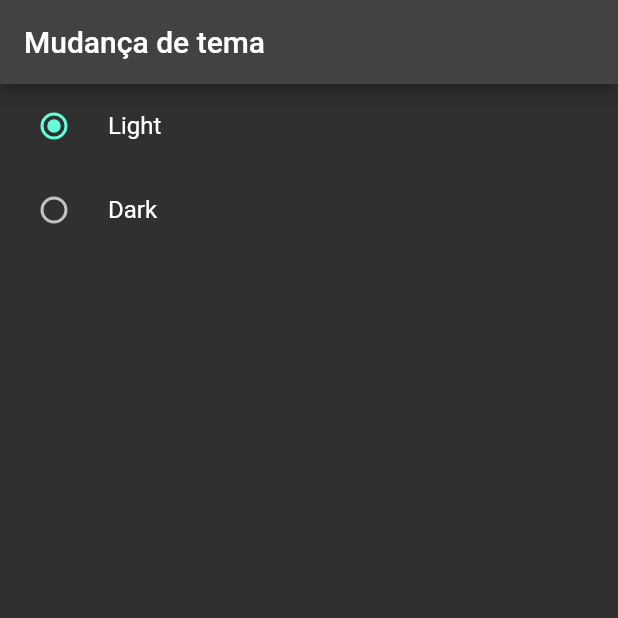
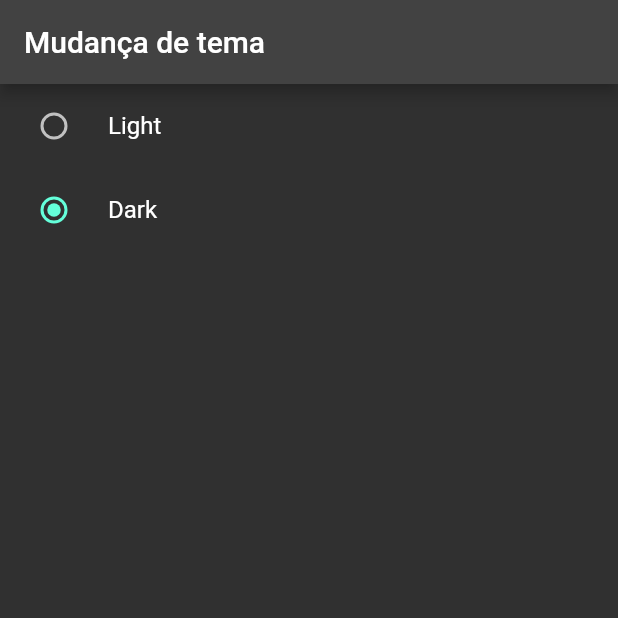
Before and after one commit to Zeracc/teste-tema, a Flutter app: the screen it shows after launch, after a tap on "Dark", on a phone screen of 412 x 824 dp, the top half of it. Run offline on Flutter 3.47's test engine with Material 2 defaults, Android fonts, the phone set to English and light mode, and no system bars; our stand-ins replace flutter_bloc.

Commit message:
tema alterado com sucesso

```diff
--- a/lib/my_home_page.dart
+++ b/lib/my_home_page.dart
@@ -1,7 +1,6 @@
 import 'package:alter_theme/cubit/theme_cubit.dart';
 import 'package:flutter/material.dart';
 import 'package:flutter_bloc/flutter_bloc.dart';
-
 
 class MyHomePage extends StatelessWidget {
   const MyHomePage({super.key});
@@ -22,20 +21,28 @@ class ThemeSelector extends StatelessWidget {
   Widget build(BuildContext context) {
     return Column(
       children: [
-        RadioListTile(
+        BlocBuilder<ThemeCubit, ThemeMode>(
+          builder: (context, state) {
+            return RadioListTile(
               title: Text('Light'),
               value: ThemeMode.light,
-          groupValue: BlocProvider.of<ThemeCubit>(context).state,
+              groupValue: state,
               onChanged: (value) {
-            BlocProvider.of<ThemeCubit>(context).toggleTheme();
+                context.read<ThemeCubit>().toggleTheme();
+              },
+            );
           },
         ),
-        RadioListTile(
+        BlocBuilder<ThemeCubit, ThemeMode>(
+          builder: (context, state) {
+            return RadioListTile(
               title: Text('Dark'),
               value: ThemeMode.dark,
-          groupValue: BlocProvider.of<ThemeCubit>(context).state,
+              groupValue: state,
               onChanged: (value) {
-            BlocProvider.of<ThemeCubit>(context).toggleTheme();
+                context.read<ThemeCubit>().toggleTheme();
+              },
+            );
           },
         ),
       ],
```
Also changed, not shown: 7 other files. Lines whose indentation alone changed are shown as unchanged.
